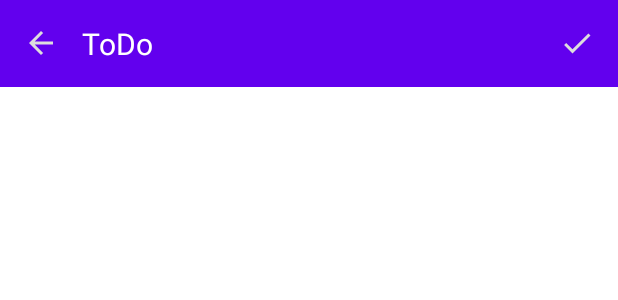
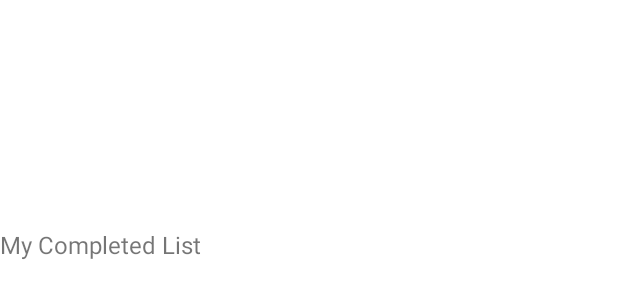
Before and after one commit to Philip991/TodoApp, an Android app: the layout activity_completed.xml on its own in the app's theme, with its tools: preview values and no code run, on a phone screen of 412 x 824 dp. Shown: the top 300 px of the screen. Run offline under Robolectric (Android 15) with nearby library versions, the phone set to English and light mode, and no system bars.

Commit message:
Added Final changes. App now runnable

```diff
--- a/app/src/main/AndroidManifest.xml
+++ b/app/src/main/AndroidManifest.xml
@@ -10,7 +10,7 @@
         android:supportsRtl="true"
         android:theme="@style/Theme.TodoApp">
         <activity
-            android:name=".ListItem"
+            android:name=".Completed"
             android:exported="false" />
         <activity
             android:name=".MainActivity"
--- /dev/null
+++ b/app/src/main/res/drawable/ic_baseline_add_24.xml
@@ -0,0 +1,5 @@
+<vector android:height="50dp" android:tint="?attr/colorControlNormal"
+    android:viewportHeight="24" android:viewportWidth="24"
+    android:width="50dp" xmlns:android="http://schemas.android.com/apk/res/android">
+    <path android:fillColor="@android:color/white" android:pathData="M19,13h-6v6h-2v-6H5v-2h6V5h2v6h6v2z"/>
+</vector>
--- /dev/null
+++ b/app/src/main/res/drawable/ic_baseline_check_box_outline_blank_24.xml
@@ -0,0 +1,5 @@
+<vector android:height="24dp" android:tint="#DDDDDD"
+    android:viewportHeight="24" android:viewportWidth="24"
+    android:width="24dp" xmlns:android="http://schemas.android.com/apk/res/android">
+    <path android:fillColor="@android:color/white" android:pathData="M19,5v14H5V5h14m0,-2H5c-1.1,0 -2,0.9 -2,2v14c0,1.1 0.9,2 2,2h14c1.1,0 2,-0.9 2,-2V5c0,-1.1 -0.9,-2 -2,-2z"/>
+</vector>
--- a/app/src/main/res/layout/activity_list_item.xml
+++ b/app/src/main/res/layout/activity_completed.xml
@@ -1,19 +1,20 @@
 <?xml version="1.0" encoding="utf-8"?>
-<LinearLayout xmlns:android="http://schemas.android.com/apk/res/android"
+<RelativeLayout xmlns:android="http://schemas.android.com/apk/res/android"
     xmlns:app="http://schemas.android.com/apk/res-auto"
     xmlns:tools="http://schemas.android.com/tools"
     android:layout_width="match_parent"
     android:layout_height="match_parent"
-    android:background="@color/white"
-    tools:context=".ListItem">
+    tools:context=".Completed">
 
-    <include layout="@layout/appbar"/>
+
 
     <TextView
+        android:id="@+id/completed_data"
         android:layout_width="wrap_content"
         android:layout_height="wrap_content"
-        android:text="List Item Activity Page"
         android:layout_alignParentBottom="true"
-        android:textSize="25sp"/>
+        android:layout_marginBottom="650dp"
+        android:text="My Completed List"
+        android:textSize="16dp"/>
 
-</LinearLayout>
+</RelativeLayout>
--- a/app/src/main/res/layout/appbar.xml
+++ /dev/null
@@ -1,38 +0,0 @@
-<?xml version="1.0" encoding="utf-8"?>
-<RelativeLayout xmlns:android="http://schemas.android.com/apk/res/android"
-    android:layout_width="match_parent"
-    android:layout_height="wrap_content"
-    android:background="@color/purple_500">
-
-    <RelativeLayout
-        android:layout_width="match_parent"
-        android:layout_height="wrap_content"
-        android:padding="15dp">
-        <ImageView
-            android:layout_width="wrap_content"
-            android:layout_height="wrap_content"
-            android:id="@+id/back_icon"
-            android:layout_centerVertical="true"
-            android:src="@drawable/ic_baseline_arrow_back_24"/>
-       <TextView
-           android:layout_width="wrap_content"
-           android:layout_height="wrap_content"
-           android:layout_marginStart="15dp"
-           android:layout_toEndOf="@+id/back_icon"
-           android:id="@+id/toolbar_title"
-           android:text="ToDo"
-           android:layout_centerVertical="true"
-           android:textColor="@color/white"
-           android:textSize="20sp"
-           />
-        <ImageView
-            android:layout_width="wrap_content"
-            android:layout_height="wrap_content"
-            android:layout_alignParentEnd="true"
-            android:id="@+id/done_icon"
-            android:layout_centerVertical="true"
-            android:src="@drawable/ic_baseline_done_24"/>
-    </RelativeLayout>
-
-
-</RelativeLayout>
--- a/app/src/main/res/values/colors.xml
+++ b/app/src/main/res/values/colors.xml
@@ -8,4 +8,5 @@
     <color name="black">#FF000000</color>
     <color name="white">#FFFFFFFF</color>
     <color name="dim_brown">#3E302C</color>
+    <color name="launcher_bg_color">#A9A8A8</color>
 </resources>
--- a/app/src/main/res/values/strings.xml
+++ b/app/src/main/res/values/strings.xml
@@ -1,3 +1,4 @@
 <resources>
     <string name="app_name">Todo app</string>
+    <string name="done">Done</string>
 </resources>
```
Also changed, not shown: app/src/main/java/com/example/todoapp/Completed.java (added, +42 -0 lines), app/src/main/java/com/example/todoapp/ListItem.java (deleted, +0 -23 lines), app/src/main/java/com/example/todoapp/MainActivity.java (+47 -70 lines), app/src/main/res/layout/activity_main.xml (+7 -13 lines), app/src/main/res/menu/main_menu.xml (added, +10 -0 lines).
